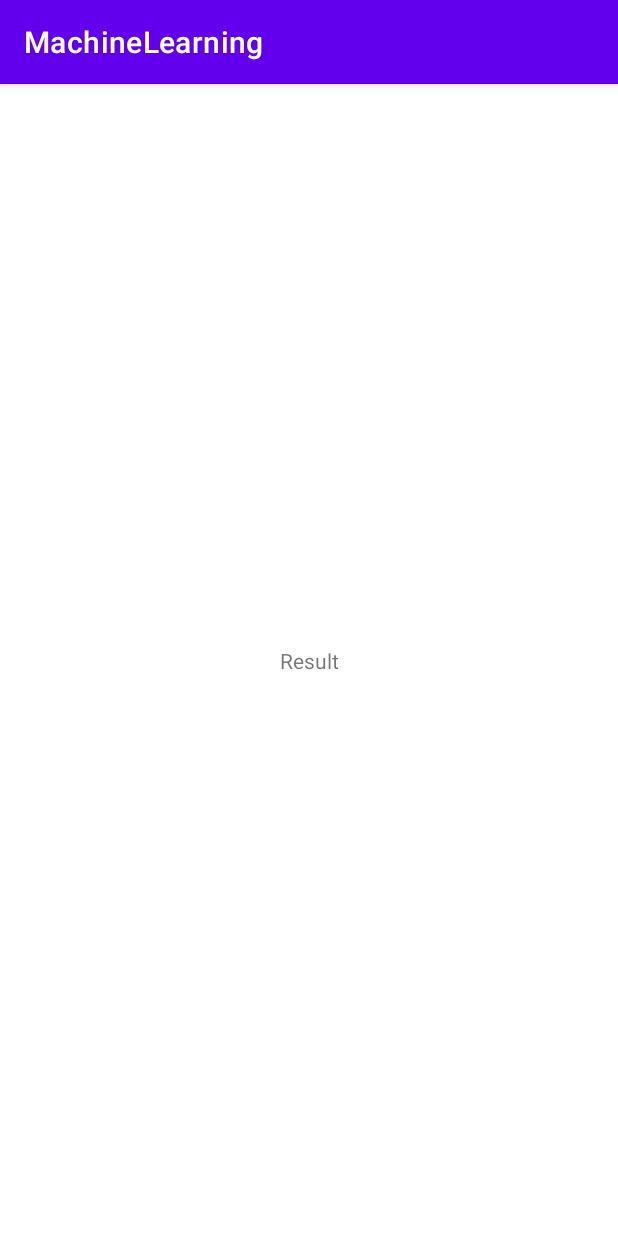
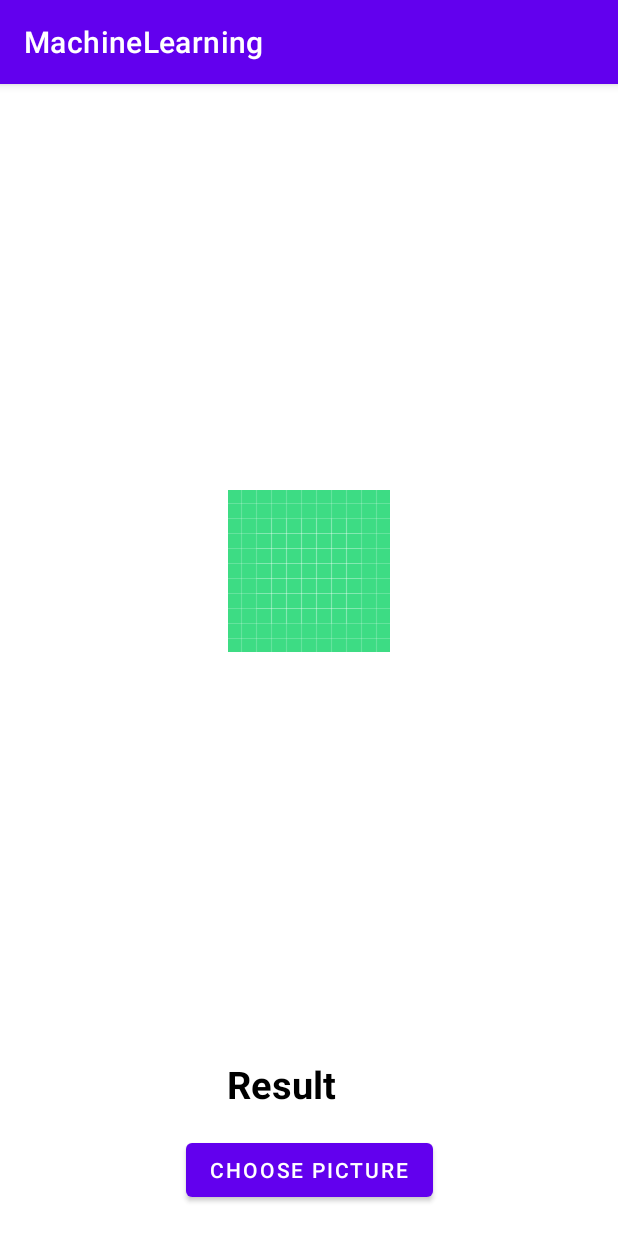
Before and after one commit to krishna146/MachineLearning, an Android app: the screen it shows after launch (MainActivity), on a phone screen of 412 x 824 dp. Run offline under Robolectric (Android 15) with nearby library versions, the phone set to English and light mode, and no system bars.

```diff
--- a/app/src/main/AndroidManifest.xml
+++ b/app/src/main/AndroidManifest.xml
@@ -2,6 +2,7 @@
 <manifest xmlns:android="http://schemas.android.com/apk/res/android"
     xmlns:tools="http://schemas.android.com/tools">
     <uses-permission android:name="android.permission.INTERNET"/>
+    <uses-permission android:name="android.permission.READ_EXTERNAL_STORAGE"/>
     <application
         android:allowBackup="true"
         android:dataExtractionRules="@xml/data_extraction_rules"
--- a/app/src/main/res/layout/activity_main.xml
+++ b/app/src/main/res/layout/activity_main.xml
@@ -6,14 +6,37 @@
     android:layout_height="match_parent"
     tools:context=".MainActivity">
 
+    <ImageView
+        android:layout_width="match_parent"
+        android:layout_height="wrap_content"
+        android:scaleType="fitCenter"
+        android:src="@drawable/ic_launcher_background"
+
+        app:layout_constraintBottom_toTopOf="@+id/txtResult"
+        app:layout_constraintEnd_toEndOf="parent"
+        app:layout_constraintStart_toStartOf="parent"
+        app:layout_constraintTop_toTopOf="parent" />
     <TextView
         android:id="@+id/txtResult"
         android:layout_width="wrap_content"
+        android:textStyle="bold"
         android:layout_height="wrap_content"
+        android:layout_marginBottom="16dp"
         android:text="Result"
+        android:textColor="@color/black"
+        android:textSize="25dp"
+        app:layout_constraintBottom_toTopOf="@+id/btnChoosePicture"
+        app:layout_constraintEnd_toEndOf="parent"
+        app:layout_constraintHorizontal_bias="0.445"
+        app:layout_constraintStart_toStartOf="parent" />
+
+    <Button
+        android:id="@+id/btnChoosePicture"
+        android:layout_width="wrap_content"
+        android:layout_height="wrap_content"
+        android:text="choose Picture"
+        android:layout_marginBottom="20dp"
         app:layout_constraintBottom_toBottomOf="parent"
         app:layout_constraintEnd_toEndOf="parent"
-        app:layout_constraintStart_toStartOf="parent"
-        app:layout_constraintTop_toTopOf="parent" />
-
+        app:layout_constraintStart_toStartOf="parent" />
 </androidx.constraintlayout.widget.ConstraintLayout>
--- a/build.gradle
+++ b/build.gradle
@@ -1,6 +1,6 @@
 buildscript {
     dependencies {
-        classpath 'com.google.gms:google-services:4.3.10'
+        classpath 'com.google.gms:google-services:4.3.15'
     }
 }// Top-level build file where you can add configuration options common to all sub-projects/modules.
 plugins {
```
Also changed, not shown: app/build.gradle (+8 -1 lines).
